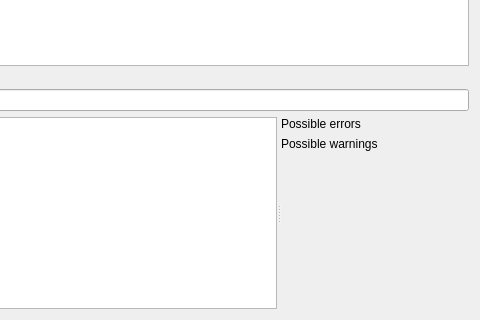
The window that src/parsermaker/patterneditor.ui (vranki/siilihai-client) describes before a commit, drawn with Qt 5; both pictures show x 229 to 709 and y 157 to 477 of the 709 by 477 pixel window.
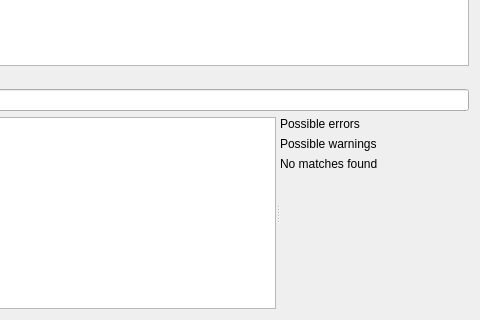
The same window after the commit. Icons and pictures are not drawn.

Patch:
```diff
--- a/src/parsermaker/patterneditor.ui
+++ b/src/parsermaker/patterneditor.ui
@@ -121,6 +121,13 @@
          </property>
         </widget>
        </item>
+       <item>
+        <widget class="QLabel" name="countLabel">
+         <property name="text">
+          <string>No matches found</string>
+         </property>
+        </widget>
+       </item>
        <item>
         <spacer name="verticalSpacer">
          <property name="orientation">
```
